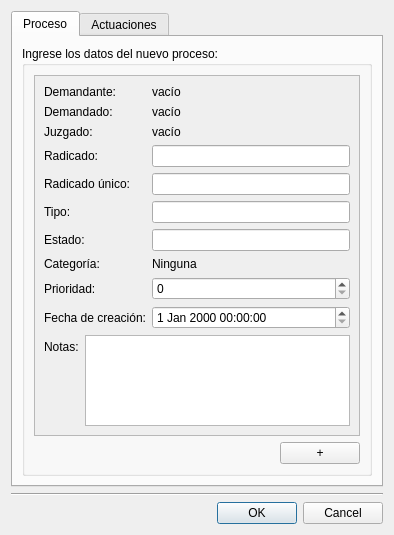
Above: AbogadosDesktop/src/gui/ui/nuevoProceso.ui from ehmsoft/Desktop before the change. Below: the same form after it.
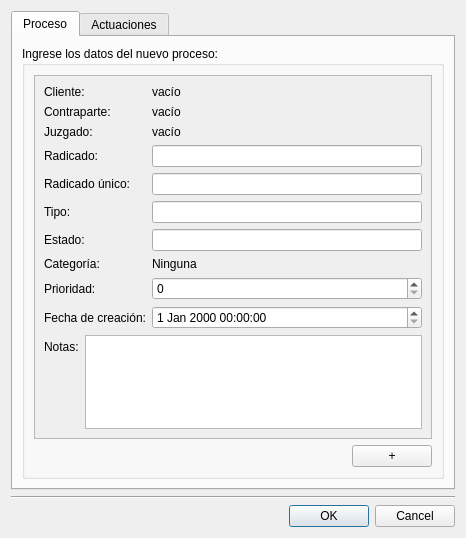
That is the form after the change.

What changed in the file:
```diff
--- a/AbogadosDesktop/src/gui/ui/nuevoProceso.ui
+++ b/AbogadosDesktop/src/gui/ui/nuevoProceso.ui
@@ -6,8 +6,8 @@
    <rect>
     <x>0</x>
     <y>0</y>
-    <width>394</width>
-    <height>535</height>
+    <width>466</width>
+    <height>538</height>
    </rect>
   </property>
   <property name="windowTitle">
@@ -63,8 +63,8 @@
               <rect>
                <x>0</x>
                <y>0</y>
-               <width>350</width>
-               <height>385</height>
+               <width>349</width>
+               <height>400</height>
               </rect>
              </property>
              <layout class="QVBoxLayout" name="verticalLayout_3">
@@ -73,14 +73,14 @@
                 <item row="0" column="0">
                  <widget class="QLabel" name="label">
                   <property name="text">
-                   <string>Demandante:</string>
+                   <string>Cliente:</string>
                   </property>
                  </widget>
                 </item>
                 <item row="1" column="0">
                  <widget class="QLabel" name="label_2">
                   <property name="text">
-                   <string>Demandado:</string>
+                   <string>Contraparte:</string>
                   </property>
                  </widget>
                 </item>
```
Left out of the diff: 4 changed lines with no effect on the pictures.
